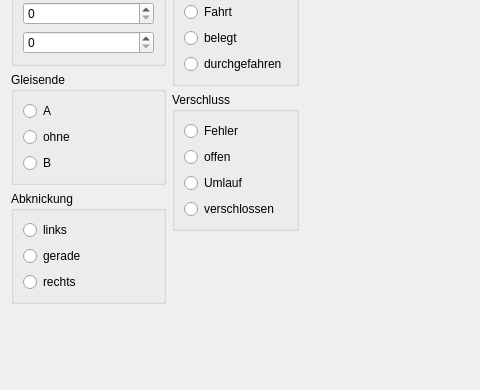
Before: the Qt Designer form widget-study/railstudy.ui in stmork/mrw-track-control-ng, drawn with Qt 5; both pictures show x 0 to 480 and y 90 to 480 of the 924 by 758 pixel window.
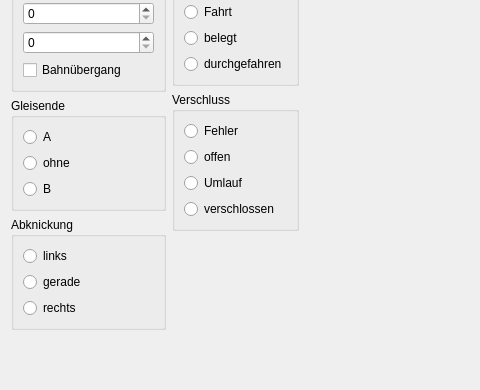
After: the same form once the commit is applied. Custom widgets are drawn as their Qt base class.

Commit message: Added more road crossing support.

Diff of the .ui file:
```diff
--- a/widget-study/railstudy.ui
+++ b/widget-study/railstudy.ui
@@ -50,6 +50,13 @@
           </property>
          </widget>
         </item>
+        <item>
+         <widget class="QCheckBox" name="crossingButton">
+          <property name="text">
+           <string>Bahnübergang</string>
+          </property>
+         </widget>
+        </item>
        </layout>
       </widget>
      </item>
```
The commit also changes 11 other files.
